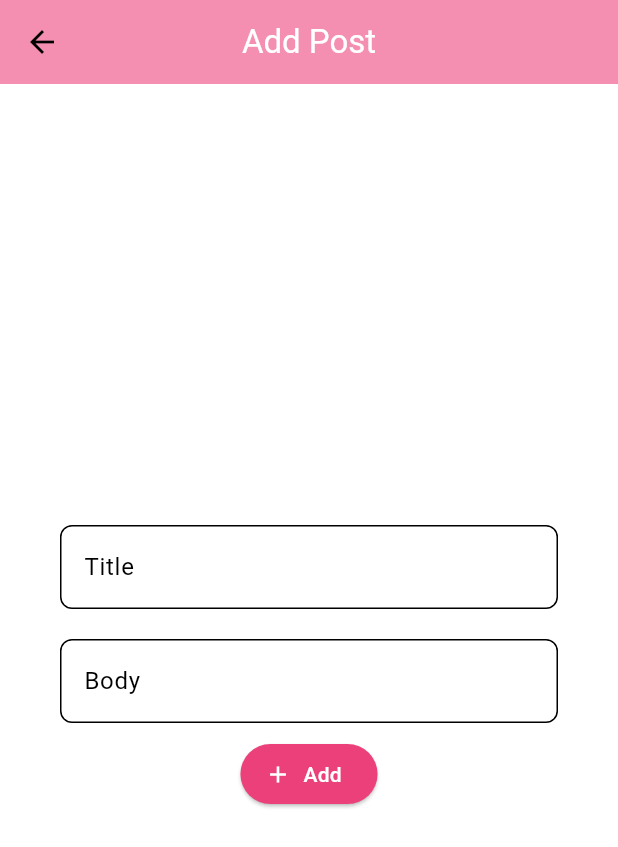
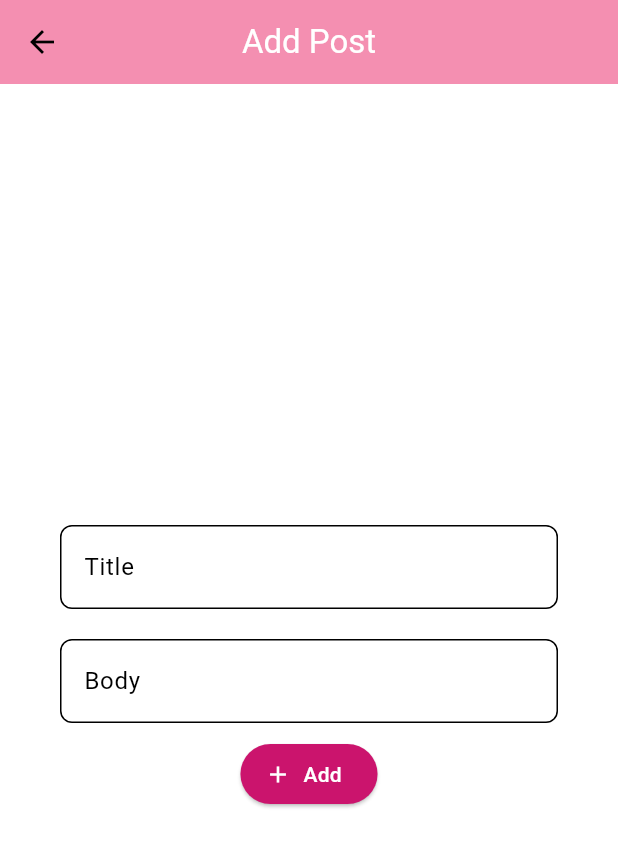
Before and after one commit to maram-sedeq/posts_app, a Flutter app: the screen it shows after launch, after a tap on the "add" icon, on a phone screen of 412 x 824 dp. Shown: the top 847 px of the screen. Run offline on Flutter 3.47's test engine with Material 3 defaults, Android fonts, the phone set to English and light mode, and no system bars; our stand-ins replace bloc, dartz, equatable, flutter_bloc, get_it, internet_connection_checker and 1 more; network calls fail.

Commit message:
Update app theme colors and enhance Snackbar messages for better UI consistency

```diff
--- a/lib/core/app_theme.dart
+++ b/lib/core/app_theme.dart
@@ -1,7 +1,10 @@
 import 'package:flutter/material.dart';
 
-final primaryColor = Color(0xff082659);
-final secondaryColor = Color(0xff51eec2);
+final primaryColor = Color.fromARGB(255, 244, 143, 177);
+final secondaryColor = Color.fromARGB(255, 255, 255, 255);
+final buttonsColor = Color.fromARGB(255, 203, 20, 109);
+final errorColor = Color.fromARGB(255, 255, 79, 79);
+final snackbarColor = Color.fromARGB(255, 244, 143, 177);
 
 final appTheme = ThemeData(
     appBarTheme: AppBarTheme(
--- a/lib/features/posts/presentation/pages/post_add_update_page.dart
+++ b/lib/features/posts/presentation/pages/post_add_update_page.dart
@@ -1,5 +1,6 @@
 import 'package:flutter/material.dart';
 import 'package:flutter_bloc/flutter_bloc.dart';
+import 'package:posts_app/core/app_theme.dart';
 
 import '../../../../core/util/snackbar_message.dart';
 import '../../../../core/widget/loading_widget.dart';
@@ -25,7 +26,7 @@ class PostAddUpdatePage extends StatelessWidget {
       isUpdatePost ? "Edit Post" : "Add Post",
       style: TextStyle(color: Colors.white),
     ),
-    backgroundColor: Colors.pink[200],
+    backgroundColor:primaryColor,
   );
 
   Widget _buildBody() {
--- a/lib/features/posts/presentation/pages/post_detail_page.dart
+++ b/lib/features/posts/presentation/pages/post_detail_page.dart
@@ -1,4 +1,5 @@
 import 'package:flutter/material.dart';
+import 'package:posts_app/core/app_theme.dart';
 
 import '../../domain/entities/post.dart';
 import '../widgets/post_detail_page/post_detail_widget.dart';
@@ -16,8 +17,8 @@ final Post post;
 
   AppBar _buildAppbar(){
    return AppBar(
-    title: Text("Post Detail", style: TextStyle(color: Colors.white)),
-    backgroundColor: Colors.pink[200]
+    title: Text("Post Details", style: TextStyle(color: secondaryColor)),
+    backgroundColor: primaryColor
     ,);
   }
 
--- a/lib/features/posts/presentation/pages/posts_page.dart
+++ b/lib/features/posts/presentation/pages/posts_page.dart
@@ -1,5 +1,6 @@
 import 'package:flutter/material.dart';
 import 'package:flutter_bloc/flutter_bloc.dart';
+import 'package:posts_app/core/app_theme.dart';
 
 import '../../../../core/widget/loading_widget.dart';
 import '../bloc/posts/posts_bloc.dart';
@@ -20,8 +21,8 @@ class PostsPage extends StatelessWidget {
   }
 
   PreferredSizeWidget _buildAppbar() => AppBar(
-    title: Text("Posts", style: TextStyle(color: Colors.white)),
-    backgroundColor: Colors.pink[200],
+    title: Text("Posts", style: TextStyle(color: secondaryColor)),
+    backgroundColor: primaryColor,
   );
 
   Widget _buildBody() {
@@ -51,8 +52,8 @@ class PostsPage extends StatelessWidget {
 
   Widget _buildfloatingbtn(BuildContext context) {
     return FloatingActionButton(
-      backgroundColor:Colors.pink[200],
-      foregroundColor: Colors.white,
+      backgroundColor:primaryColor,
+      foregroundColor: secondaryColor,
       onPressed: () {
         Navigator.push(
           context,
--- a/lib/features/posts/presentation/widgets/post_add_update_page/form_submit_btn.dart
+++ b/lib/features/posts/presentation/widgets/post_add_update_page/form_submit_btn.dart
@@ -1,4 +1,5 @@
 import 'package:flutter/material.dart';
+import 'package:posts_app/core/app_theme.dart';
 
 class FormSubmitBtn extends StatelessWidget {
   const new({super.key, required this.onPressed, required this.isUpdatePost});
@@ -9,13 +10,13 @@ class FormSubmitBtn extends StatelessWidget {
     return ElevatedButton.icon(
       onPressed: onPressed,
       style: ButtonStyle(
-        backgroundColor: WidgetStateProperty.all(Colors.pink[400]),
-        iconColor: WidgetStateProperty.all(Colors.white),
+        backgroundColor: WidgetStateProperty.all(buttonsColor),
+        iconColor: WidgetStateProperty.all(secondaryColor),
       ),
       icon: isUpdatePost ? Icon(Icons.edit) : Icon(Icons.add),
       label: Text(
         isUpdatePost ? "Update" : "Add",
-        style: TextStyle(color: Colors.white),
+        style: TextStyle(color: secondaryColor),
       ),
     );
   }
--- a/lib/features/posts/presentation/widgets/post_detail_page/delete_post_btn_widget.dart
+++ b/lib/features/posts/presentation/widgets/post_detail_page/delete_post_btn_widget.dart
@@ -1,5 +1,6 @@
 import 'package:flutter/material.dart';
 import 'package:flutter_bloc/flutter_bloc.dart';
+import 'package:posts_app/core/app_theme.dart';
 
 import '../../../../../core/util/snackbar_message.dart';
 import '../../../../../core/widget/loading_widget.dart';
@@ -17,7 +18,7 @@ class DeletePostBtnWidget extends StatelessWidget {
       icon: Icon(Icons.delete),
       label: Text("Delete", style: TextStyle(color: Colors.white)),
       style: ButtonStyle(
-        backgroundColor: WidgetStateProperty.all(Colors.red),
+        backgroundColor: WidgetStateProperty.all(errorColor),
         iconColor: WidgetStateProperty.all(Colors.white),
       ),
     );
--- a/lib/features/posts/presentation/widgets/post_detail_page/update_post_btn_widget.dart
+++ b/lib/features/posts/presentation/widgets/post_detail_page/update_post_btn_widget.dart
@@ -1,4 +1,5 @@
 import 'package:flutter/material.dart';
+import 'package:posts_app/core/app_theme.dart';
 
 import '../../../domain/entities/post.dart';
 import '../../pages/post_add_update_page.dart';
@@ -20,7 +21,7 @@ class UpdatePostBtnWidget extends StatelessWidget {
       icon: Icon(Icons.edit),
       label: Text("Edit", style: TextStyle(color: Colors.white)),
       style: ButtonStyle(
-        backgroundColor: WidgetStateProperty.all(Colors.pink[400]),
+        backgroundColor: WidgetStateProperty.all(buttonsColor),
         iconColor: WidgetStateProperty.all(Colors.white),
       ),
     );
```
Also changed, not shown: lib/core/util/snackbar_message.dart (+5 -4 lines), 1 other file.
